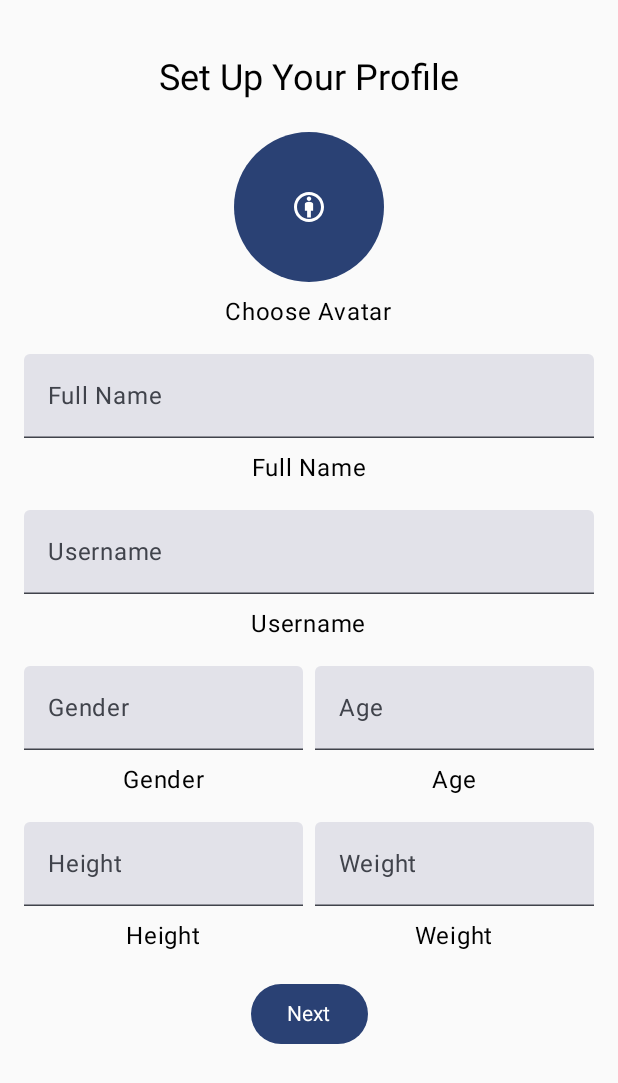
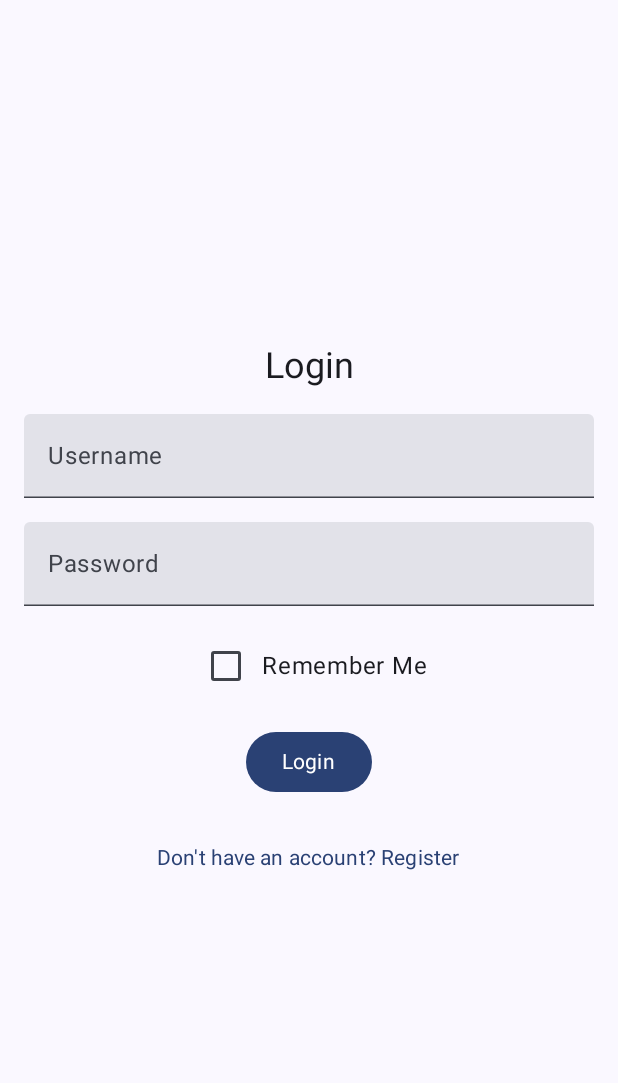
Before and after one commit to MoonSlay/FitnessAppCompose, an Android app built with Jetpack Compose: the screen it shows after launch (MainActivity), on a phone screen of 412 x 824 dp. Shown: the top 1083 px of the screen. Run offline under Robolectric (Android 15) with nearby library versions, the light colour scheme and no system bars; Roboto replaces fonts that are not available here.

Commit message:
removed ProfileSetupScreen.kt and goalsetupscreen and added login and register. added remember me function in login. simplified navigation

```diff
--- /dev/null
+++ b/app/src/main/java/com/example/fitnessappcompose/AuthViewModel.kt
@@ -0,0 +1,28 @@
+// AuthViewModel.kt
+package com.example.fitnessappcompose
+
+import android.util.Log
+import androidx.lifecycle.ViewModel
+import androidx.lifecycle.viewModelScope
+import kotlinx.coroutines.flow.MutableStateFlow
+import kotlinx.coroutines.flow.StateFlow
+import kotlinx.coroutines.launch
+
+class AuthViewModel : ViewModel() {
+    private val _isLoggedIn = MutableStateFlow(false)
+    val isLoggedIn: StateFlow<Boolean> get() = _isLoggedIn
+
+    fun login() {
+        viewModelScope.launch {
+            _isLoggedIn.value = true
+            Log.d("AuthViewModel", "User logged in")
+        }
+    }
+
+    fun logout() {
+        viewModelScope.launch {
+            _isLoggedIn.value = false
+            Log.d("AuthViewModel", "User logged out")
+        }
+    }
+}
--- a/app/src/main/java/com/example/fitnessappcompose/MainActivity.kt
+++ b/app/src/main/java/com/example/fitnessappcompose/MainActivity.kt
@@ -1,3 +1,4 @@
+// MainActivity.kt
 package com.example.fitnessappcompose
 
 import android.content.Context
@@ -6,6 +7,7 @@ import android.hardware.SensorEvent
 import android.hardware.SensorEventListener
 import android.hardware.SensorManager
 import android.os.Bundle
+import android.util.Log
 import androidx.activity.ComponentActivity
 import androidx.activity.compose.setContent
 import androidx.activity.enableEdgeToEdge
@@ -15,14 +17,12 @@ import androidx.compose.material3.Scaffold
 import androidx.compose.runtime.*
 import androidx.compose.runtime.saveable.rememberSaveable
 import androidx.compose.ui.Modifier
+import androidx.compose.ui.platform.LocalContext
+import androidx.lifecycle.viewmodel.compose.viewModel
 import androidx.navigation.compose.rememberNavController
 import com.example.compose.AppTheme
 import com.example.fitnessappcompose.navigation.BottomNavigationBar
 import com.example.fitnessappcompose.navigation.NavigationGraph
-import com.example.fitnessappcompose.ui.screens.setup.ProfileSetupScreen
-import com.example.fitnessappcompose.ui.startup.StartupAnimation
-import com.example.fitnessappcompose.utils.isUserProfileSetUp
-import com.example.fitnessappcompose.utils.setUserProfileSetUp
 import kotlinx.coroutines.flow.MutableStateFlow
 import kotlinx.coroutines.flow.StateFlow
 import kotlinx.coroutines.flow.update
@@ -46,9 +46,27 @@ class MainActivity : ComponentActivity(), SensorEventListener {
 
         setContent {
             AppTheme {
-                var showAnimation by rememberSaveable { mutableStateOf(false) } // Set to false to skip animation
-                var showProfileSetup by rememberSaveable { mutableStateOf(!isUserProfileSetUp(this)) }
                 val navController = rememberNavController()
+                val authViewModel: AuthViewModel = viewModel()
+                val isLoggedIn by authViewModel.isLoggedIn.collectAsState()
+
+                // Check login state from SharedPreferences
+                val context = LocalContext.current
+                LaunchedEffect(Unit) {
+                    val sharedPreferences = context.getSharedPreferences("user_prefs", Context.MODE_PRIVATE)
+                    val rememberMe = sharedPreferences.getBoolean("remember_me", false)
+                    if (rememberMe) {
+                        authViewModel.login()
+                    }
+                }
+
+                LaunchedEffect(isLoggedIn) {
+                    if (isLoggedIn) {
+                        navController.navigate("dashboard") {
+                            popUpTo("login") { inclusive = true }
+                        }
+                    }
+                }
 
                 LaunchedEffect(Unit) {
                     sensor?.let {
@@ -62,21 +80,18 @@ class MainActivity : ComponentActivity(), SensorEventListener {
                     }
                 }
 
-                if (showAnimation) {
-                    StartupAnimation(onAnimationEnd = { showAnimation = false })
-                } else if (showProfileSetup) {
-                    ProfileSetupScreen(onProfileSetupComplete = {
-                        setUserProfileSetUp(this@MainActivity)
-                        showProfileSetup = false
-                        navController.navigate("setup_goal") // Ensure navigation to setup_goal
-                    }, navController = navController)
-                } else {
-                    Scaffold(
-                        bottomBar = { BottomNavigationBar(navController) },
-                        modifier = Modifier.fillMaxSize()
-                    ) { innerPadding ->
-                        NavigationGraph(navController, Modifier.padding(innerPadding))
-                    }
+                Scaffold(
+                    bottomBar = {
+                        if (isLoggedIn) {
+                            Log.d("MainActivity", "BottomNavigationBar is displayed")
+                            BottomNavigationBar(navController)
+                        } else {
+                            Log.d("MainActivity", "BottomNavigationBar is not displayed")
+                        }
+                    },
+                    modifier = Modifier.fillMaxSize()
+                ) { innerPadding ->
+                    NavigationGraph(navController, Modifier.padding(innerPadding))
                 }
             }
         }
--- a/app/src/main/java/com/example/fitnessappcompose/navigation/NavigationGraph.kt
+++ b/app/src/main/java/com/example/fitnessappcompose/navigation/NavigationGraph.kt
@@ -1,4 +1,3 @@
-// NavigationGraph.kt
 package com.example.fitnessappcompose.navigation
 
 import androidx.compose.runtime.Composable
@@ -7,18 +6,20 @@ import androidx.navigation.NavHostController
 import androidx.navigation.compose.NavHost
 import androidx.navigation.compose.composable
 import com.example.fitnessappcompose.ui.screens.*
-import com.example.fitnessappcompose.ui.screens.setup.SetupGoalScreen
+import com.example.fitnessappcompose.ui.screens.auth.LoginScreen
+import com.example.fitnessappcompose.ui.screens.auth.RegisterScreen
 
 @Composable
 fun NavigationGraph(navController: NavHostController, modifier: Modifier = Modifier) {
-    NavHost(navController, startDestination = Screen.Dashboard.route, modifier = modifier) {
-        composable(Screen.Dashboard.route) { DashboardScreen() }
-        composable(Screen.Recipe.route) { RecipeScreen() }
-        composable(Screen.Training.route) { TrainingScreen(navController = navController) }
-        composable(Screen.Report.route) { ReportScreen() }
-        composable(Screen.Profile.route) { ProfileScreen(navController = navController) }
-        composable(Screen.SetupGoal.route) { SetupGoalScreen(navController = navController) }
-        composable(Screen.ProfileData.route) { ProfileDataScreen(navController = navController) }
+    NavHost(navController, startDestination = "login", modifier = modifier) {
+        composable("login") { LoginScreen(navController = navController) }
+        composable("register") { RegisterScreen(navController = navController) }
+        composable("dashboard") { DashboardScreen() }
+        composable("recipe") { RecipeScreen() }
+        composable("training") { TrainingScreen(navController = navController) }
+        composable("report") { ReportScreen() }
+        composable("profile") { ProfileScreen(navController = navController) }
+        composable("profile_data") { ProfileDataScreen(navController = navController) }
         composable("trainingDetail/{trainingName}") { backStackEntry ->
             TrainingDetailScreen(
                 navController = navController,
--- a/app/src/main/java/com/example/fitnessappcompose/ui/screens/TrainingDetailScreen.kt
+++ b/app/src/main/java/com/example/fitnessappcompose/ui/screens/TrainingDetailScreen.kt
@@ -27,7 +27,6 @@ fun TrainingDetailScreen(navController: NavController, trainingName: String) {
             Exercise("Exercise 2", "Description for Exercise 2", R.drawable.breakfast_tofu_scramble),
             Exercise("Exercise 3", "Description for Exercise 3", R.drawable.breakfast_protein_smoothie)
         ),
-        instructions = "Detailed instructions for $trainingName",
         duration = "45 minutes"
     )
 
@@ -56,7 +55,6 @@ fun TrainingDetailScreen(navController: NavController, trainingName: String) {
         }
         Spacer(modifier = Modifier.height(16.dp))
         Text(text = "Instructions", style = MaterialTheme.typography.headlineSmall)
-        Text(text = training.instructions, style = MaterialTheme.typography.bodyMedium)
         Spacer(modifier = Modifier.height(16.dp))
         Text(text = "Duration", style = MaterialTheme.typography.headlineSmall)
         Text(text = training.duration, style = MaterialTheme.typography.bodyMedium)
--- /dev/null
+++ b/app/src/main/java/com/example/fitnessappcompose/ui/screens/setup/LoginScreen.kt
@@ -0,0 +1,116 @@
+// LoginScreen.kt
+package com.example.fitnessappcompose.ui.screens.auth
+
+import android.content.Context
+import android.util.Log
+import androidx.compose.foundation.layout.*
+import androidx.compose.foundation.text.KeyboardOptions
+import androidx.compose.material3.*
+import androidx.compose.runtime.*
+import androidx.compose.ui.Alignment
+import androidx.compose.ui.Modifier
+import androidx.compose.ui.platform.LocalContext
+import androidx.compose.ui.tooling.preview.Preview
+import androidx.compose.ui.unit.dp
+import androidx.lifecycle.viewmodel.compose.viewModel
+import androidx.navigation.NavController
+import androidx.navigation.compose.rememberNavController
+import com.example.fitnessappcompose.AuthViewModel
+
+@Composable
+fun LoginScreen(navController: NavController) {
+    var username by remember { mutableStateOf("") }
+    var password by remember { mutableStateOf("") }
+    var errorMessage by remember { mutableStateOf("") }
+    var rememberMe by remember { mutableStateOf(false) }
+    val context = LocalContext.current
+    val authViewModel: AuthViewModel = viewModel()
+
+    Column(
+        modifier = Modifier
+            .fillMaxSize()
+            .padding(16.dp),
+        horizontalAlignment = Alignment.CenterHorizontally,
+        verticalArrangement = Arrangement.Center
+    ) {
+        Text(text = "Login", style = MaterialTheme.typography.headlineSmall)
+        Spacer(modifier = Modifier.height(16.dp))
+
+        TextField(
+            value = username,
+            onValueChange = { username = it },
+            label = { Text("Username") },
+            keyboardOptions = KeyboardOptions.Default,
+            modifier = Modifier.fillMaxWidth()
+        )
+        Spacer(modifier = Modifier.height(16.dp))
+
+        TextField(
+            value = password,
+            onValueChange = { password = it },
+            label = { Text("Password") },
+            keyboardOptions = KeyboardOptions.Default,
+            modifier = Modifier.fillMaxWidth()
+        )
+        Spacer(modifier = Modifier.height(16.dp))
+
+        Row(
+            verticalAlignment = Alignment.CenterVertically
+        ) {
+            Checkbox(
+                checked = rememberMe,
+                onCheckedChange = { rememberMe = it }
+            )
+            Text(text = "Remember Me")
+        }
+        Spacer(modifier = Modifier.height(16.dp))
+
+        if (errorMessage.isNotEmpty()) {
+            Text(text = errorMessage, color = MaterialTheme.colorScheme.error)
+            Spacer(modifier = Modifier.height(16.dp))
+        }
+
+        Button(onClick = {
+            Log.d("LoginScreen", "Login button clicked")
+            if (username.isEmpty() || password.isEmpty()) {
+                errorMessage = "All fields are required"
+            } else {
+                // Retrieve user data from SharedPreferences
+                val sharedPreferences = context.getSharedPreferences("user_prefs", Context.MODE_PRIVATE)
+                val storedUsername = sharedPreferences.getString("username", "")
+                val storedPassword = sharedPreferences.getString("password", "")
+
+                if (username == storedUsername && password == storedPassword) {
+                    authViewModel.login()
+                    with(sharedPreferences.edit()) {
+                        putBoolean("remember_me", rememberMe)
+                        if (rememberMe) {
+                            putString("logged_in_user", username)
+                        } else {
+                            remove("logged_in_user")
+                        }
+                        apply()
+                    }
+                    navController.navigate("dashboard")
+                } else {
+                    errorMessage = "Invalid username or password"
+                }
+            }
+        }) {
+            Text("Login")
+        }
+        Spacer(modifier = Modifier.height(16.dp))
+        TextButton(onClick = {
+            navController.navigate("register")
+        }) {
+            Text("Don't have an account? Register")
+        }
+    }
+}
+
+@Preview(showBackground = true)
+@Composable
+fun LoginScreenPreview() {
+    val navController = rememberNavController()
+    LoginScreen(navController = navController)
+}
--- a/app/src/main/java/com/example/fitnessappcompose/ui/screens/setup/ProfileSetupScreen.kt
+++ /dev/null
@@ -1,186 +0,0 @@
-// ProfileSetupScreen.kt
-package com.example.fitnessappcompose.ui.screens.setup
-
-import android.graphics.Bitmap
-import android.graphics.ImageDecoder
-import android.net.Uri
-import android.util.Log
-import androidx.activity.compose.rememberLauncherForActivityResult
-import androidx.activity.result.contract.ActivityResultContracts
-import androidx.compose.foundation.Image
-import androidx.compose.foundation.background
-import androidx.compose.foundation.clickable
-import androidx.compose.foundation.layout.*
-import androidx.compose.foundation.shape.CircleShape
-import androidx.compose.foundation.text.KeyboardOptions
-import androidx.compose.material3.*
-import androidx.compose.runtime.*
-import androidx.compose.ui.Alignment
-import androidx.compose.ui.Modifier
-import androidx.compose.ui.draw.clip
-import androidx.compose.ui.graphics.asImageBitmap
-import androidx.compose.ui.graphics.vector.ImageVector
-import androidx.compose.ui.platform.LocalContext
-import androidx.compose.ui.res.vectorResource
-import androidx.compose.ui.text.input.KeyboardType
-import androidx.compose.ui.unit.dp
-import androidx.navigation.NavController
-import androidx.navigation.compose.rememberNavController
-import com.example.fitnessappcompose.R
-import com.example.fitnessappcompose.utils.*
-
-@Composable
-fun ProfileSetupScreen(onProfileSetupComplete: () -> Unit, navController: NavController) {
-    var fullName by remember { mutableStateOf("") }
-    var username by remember { mutableStateOf("") }
-    var gender by remember { mutableStateOf("") }
-    var age by remember { mutableStateOf("") }
-    var height by remember { mutableStateOf("") }
-    var weight by remember { mutableStateOf("") }
-    var imageUri by remember { mutableStateOf<Uri?>(null) }
-    var bitmap by remember { mutableStateOf<Bitmap?>(null) }
-    var errorMessage by remember { mutableStateOf("") }
-    val context = LocalContext.current
-
-    val launcher = rememberLauncherForActivityResult(
-        contract = ActivityResultContracts.GetContent()
-    ) { uri: Uri? ->
-        imageUri = uri
-    }
-
-    LaunchedEffect(imageUri) {
-        imageUri?.let {
-            val source = ImageDecoder.createSource(context.contentResolver, it)
-            bitmap = ImageDecoder.decodeBitmap(source)
-        }
-    }
-
-    Column(
-        modifier = Modifier
-            .fillMaxSize()
-            .padding(16.dp),
-        horizontalAlignment = Alignment.CenterHorizontally
-    ) {
-        Spacer(modifier = Modifier.height(20.dp))
-        Text(text = "Set Up Your Profile", style = MaterialTheme.typography.headlineSmall)
-        Spacer(modifier = Modifier.height(20.dp))
-
-        Box(
-            modifier = Modifier
-                .size(100.dp)
-                .clip(CircleShape)
-                .background(MaterialTheme.colorScheme.primary)
-                .clickable { launcher.launch("image/*") },
-            contentAlignment = Alignment.Center
-        ) {
-            if (bitmap != null) {
-                Image(
-                    bitmap = bitmap!!.asImageBitmap(),
-                    contentDescription = null,
-                    modifier = Modifier.size(100.dp)
-                )
-            } else {
-                Icon(
-                    imageVector = ImageVector.vectorResource(id = R.drawable.ic_baseline_add_a_photo_24),
-                    contentDescription = null,
-                    tint = MaterialTheme.colorScheme.onPrimary
-                )
-            }
-        }
-
-        Spacer(modifier = Modifier.height(8.dp))
-        Text(text = "Choose Avatar")
-        Spacer(modifier = Modifier.height(16.dp))
-
-        ProfileTextField(value = fullName, onValueChange = { fullName = it }, label = "Full Name", modifier = Modifier.fillMaxWidth())
-        Spacer(modifier = Modifier.height(16.dp))
-
-        ProfileTextField(value = username, onValueChange = { username = it }, label = "Username", modifier = Modifier.fillMaxWidth())
-        Spacer(modifier = Modifier.height(16.dp))
-
-        Row(modifier = Modifier.fillMaxWidth()) {
-            ProfileTextField(
-                value = gender,
-                onValueChange = { gender = it },
-                label = "Gender",
-                modifier = Modifier.weight(1f)
-            )
-            Spacer(modifier = Modifier.width(8.dp))
-            ProfileTextField(
-                value = age,
-                onValueChange = { age = it },
-                label = "Age",
-                keyboardOptions = KeyboardOptions(keyboardType = KeyboardType.Number),
-                modifier = Modifier.weight(1f)
-            )
-        }
-        Spacer(modifier = Modifier.height(16.dp))
-
-        Row(modifier = Modifier.fillMaxWidth()) {
-            ProfileTextField(
-                value = height,
-                onValueChange = { height = it },
-                label = "Height",
-                keyboardOptions = KeyboardOptions(keyboardType = KeyboardType.Number),
-                modifier = Modifier.weight(1f)
-            )
-            Spacer(modifier = Modifier.width(8.dp))
-            ProfileTextField(
-                value = weight,
-                onValueChange = { weight = it },
-                label = "Weight",
-                keyboardOptions = KeyboardOptions(keyboardType = KeyboardType.Number),
-                modifier = Modifier.weight(1f)
-            )
-        }
-        Spacer(modifier = Modifier.height(16.dp))
-
-        if (errorMessage.isNotEmpty()) {
-            Text(text = errorMessage, color = MaterialTheme.colorScheme.error)
-            Spacer(modifier = Modifier.height(16.dp))
-        }
-
-        Button(onClick = {
-            Log.d("ProfileSetupScreen", "Next button clicked")
-            if (fullName.isEmpty() || username.isEmpty() || gender.isEmpty() || age.isEmpty() || height.isEmpty() || weight.isEmpty()) {
-                errorMessage = "All fields are required"
-            } else {
-                try {
-                    setFullName(context, fullName)
-                    setUsername(context, username)
-                    setGender(context, gender)
-                    setAge(context, age)
-                    setHeight(context, height)
-                    setWeight(context, weight)
-                    onProfileSetupComplete()
-                    navController.navigate("setup_goal")
-                } catch (e: Exception) {
-                    Log.e("ProfileSetupScreen", "Error completing setup", e)
-                }
-            }
-        }) {
-            Text("Next")
-        }
-    }
-}
-
-@Composable
-fun ProfileTextField(
-    value: String,
-    onValueChange: (String) -> Unit,
-    label: String,
-    keyboardOptions: KeyboardOptions = KeyboardOptions.Default,
-    modifier: Modifier = Modifier
-) {
-    Column(horizontalAlignment = Alignment.CenterHorizontally, modifier = modifier) {
-        TextField(
-            value = value,
-            onValueChange = onValueChange,
-            label = { Text(label) },
-            keyboardOptions = keyboardOptions,
-            modifier = Modifier.fillMaxWidth()
-        )
-        Spacer(modifier = Modifier.height(8.dp))
-        Text(text = label)
-    }
-}
```
Also changed, not shown: app/src/main/java/com/example/fitnessappcompose/navigation/Routes.kt (deleted, +0 -12 lines), app/src/main/java/com/example/fitnessappcompose/navigation/Screen.kt (deleted, +0 -14 lines), app/src/main/java/com/example/fitnessappcompose/ui/screens/ProfileScreen.kt (+13 -0 lines), app/src/main/java/com/example/fitnessappcompose/ui/screens/TrainingScreen.kt (+59 -49 lines), app/src/main/java/com/example/fitnessappcompose/ui/screens/setup/RegisterScreen.kt (added, +99 -0 lines), app/src/main/java/com/example/fitnessappcompose/ui/screens/setup/SetupGoalScreen.kt (deleted, +0 -70 lines).
